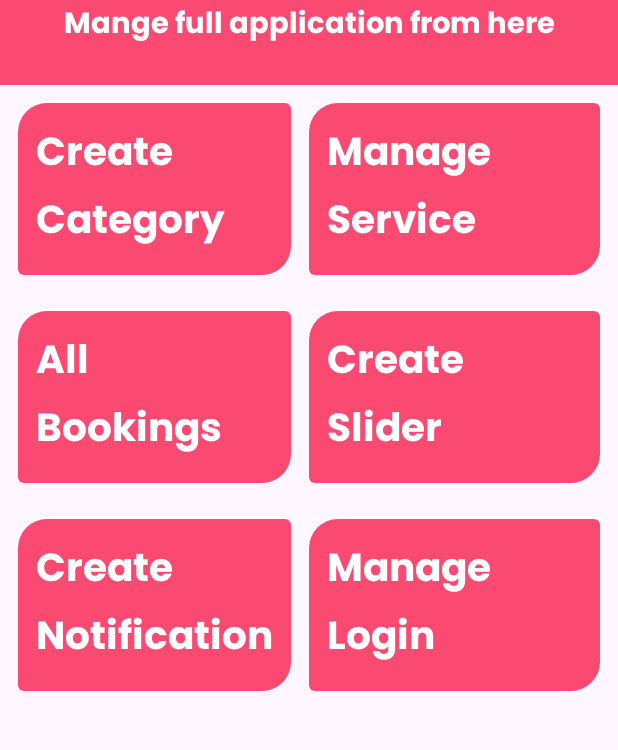
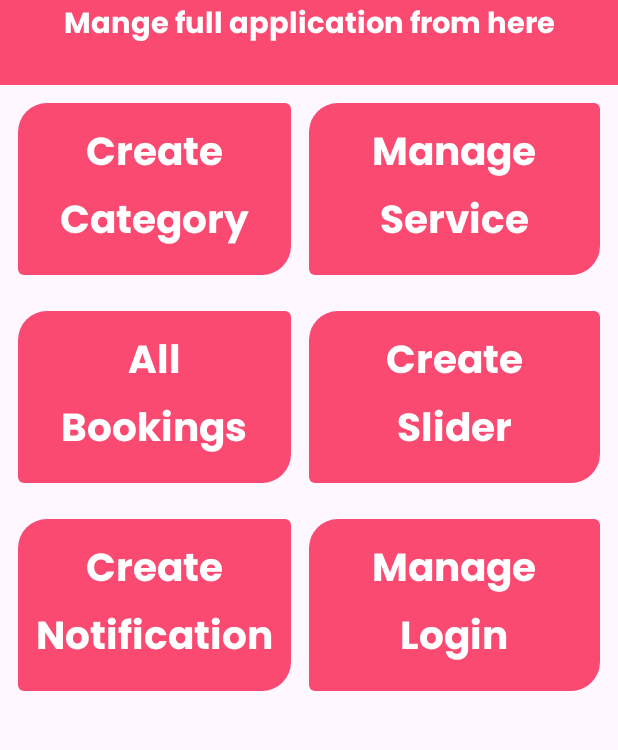
Before and after one commit to Amaan778/ServiceProviderAdmin, an Android app: the Dashboard screen opened directly, with no data from a screen before it, on a phone screen of 412 x 824 dp, the part 247-997 px from its top. Run offline under Robolectric (Android 15) with nearby library versions, the phone set to English and light mode, and no system bars; our stand-ins replace sdp/ssp sizes.

Commit message:
ServiceProvider Admin App

```diff
--- a/app/src/main/res/layout/activity_dashboard.xml
+++ b/app/src/main/res/layout/activity_dashboard.xml
@@ -76,6 +76,7 @@
                         android:layout_width="match_parent"
                         android:layout_height="wrap_content"
                         android:text="Create"
+                        android:gravity="center"
                         android:layout_marginTop="@dimen/_9sdp"
                         android:textSize="@dimen/_20sdp"
                         android:fontFamily="@font/poppins"
@@ -86,6 +87,7 @@
                         android:layout_width="match_parent"
                         android:layout_height="wrap_content"
                         android:text="Category"
+                        android:gravity="center"
                         android:textSize="@dimen/_20sdp"
                         android:fontFamily="@font/poppins"
                         android:textColor="@color/white"
@@ -106,6 +108,7 @@
                         android:layout_width="match_parent"
                         android:layout_height="wrap_content"
                         android:text="Manage"
+                        android:gravity="center"
                         android:layout_marginTop="@dimen/_9sdp"
                         android:textSize="@dimen/_20sdp"
                         android:fontFamily="@font/poppins"
@@ -116,6 +119,7 @@
                         android:layout_width="match_parent"
                         android:layout_height="wrap_content"
                         android:text="Service"
+                        android:gravity="center"
                         android:textSize="@dimen/_20sdp"
                         android:fontFamily="@font/poppins"
                         android:textColor="@color/white"
@@ -145,6 +149,7 @@
                         android:layout_width="match_parent"
                         android:layout_height="wrap_content"
                         android:text="All"
+                        android:gravity="center"
                         android:layout_marginTop="@dimen/_9sdp"
                         android:textSize="@dimen/_20sdp"
                         android:fontFamily="@font/poppins"
@@ -155,6 +160,7 @@
                         android:layout_width="match_parent"
                         android:layout_height="wrap_content"
                         android:text="Bookings"
+                        android:gravity="center"
                         android:textSize="@dimen/_20sdp"
                         android:fontFamily="@font/poppins"
                         android:textColor="@color/white"
@@ -175,6 +181,7 @@
                         android:layout_width="match_parent"
                         android:layout_height="wrap_content"
                         android:text="Create"
+                        android:gravity="center"
                         android:layout_marginTop="@dimen/_9sdp"
                         android:textSize="@dimen/_20sdp"
                         android:fontFamily="@font/poppins"
@@ -185,6 +192,7 @@
                         android:layout_width="match_parent"
                         android:layout_height="wrap_content"
                         android:text="Slider"
+                        android:gravity="center"
                         android:textSize="@dimen/_20sdp"
                         android:fontFamily="@font/poppins"
                         android:textColor="@color/white"
@@ -214,6 +222,7 @@
                         android:layout_width="match_parent"
                         android:layout_height="wrap_content"
                         android:text="Create"
+                        android:gravity="center"
                         android:layout_marginTop="@dimen/_9sdp"
                         android:textSize="@dimen/_20sdp"
                         android:fontFamily="@font/poppins"
@@ -224,6 +233,7 @@
                         android:layout_width="match_parent"
                         android:layout_height="wrap_content"
                         android:text="Notification"
+                        android:gravity="center"
                         android:textSize="@dimen/_20sdp"
                         android:fontFamily="@font/poppins"
                         android:textColor="@color/white"
@@ -244,6 +254,7 @@
                         android:layout_width="match_parent"
                         android:layout_height="wrap_content"
                         android:text="Manage"
+                        android:gravity="center"
                         android:layout_marginTop="@dimen/_9sdp"
                         android:textSize="@dimen/_20sdp"
                         android:fontFamily="@font/poppins"
@@ -254,6 +265,7 @@
                         android:layout_width="match_parent"
                         android:layout_height="wrap_content"
                         android:text="Login"
+                        android:gravity="center"
                         android:textSize="@dimen/_20sdp"
                         android:fontFamily="@font/poppins"
                         android:textColor="@color/white"
```
